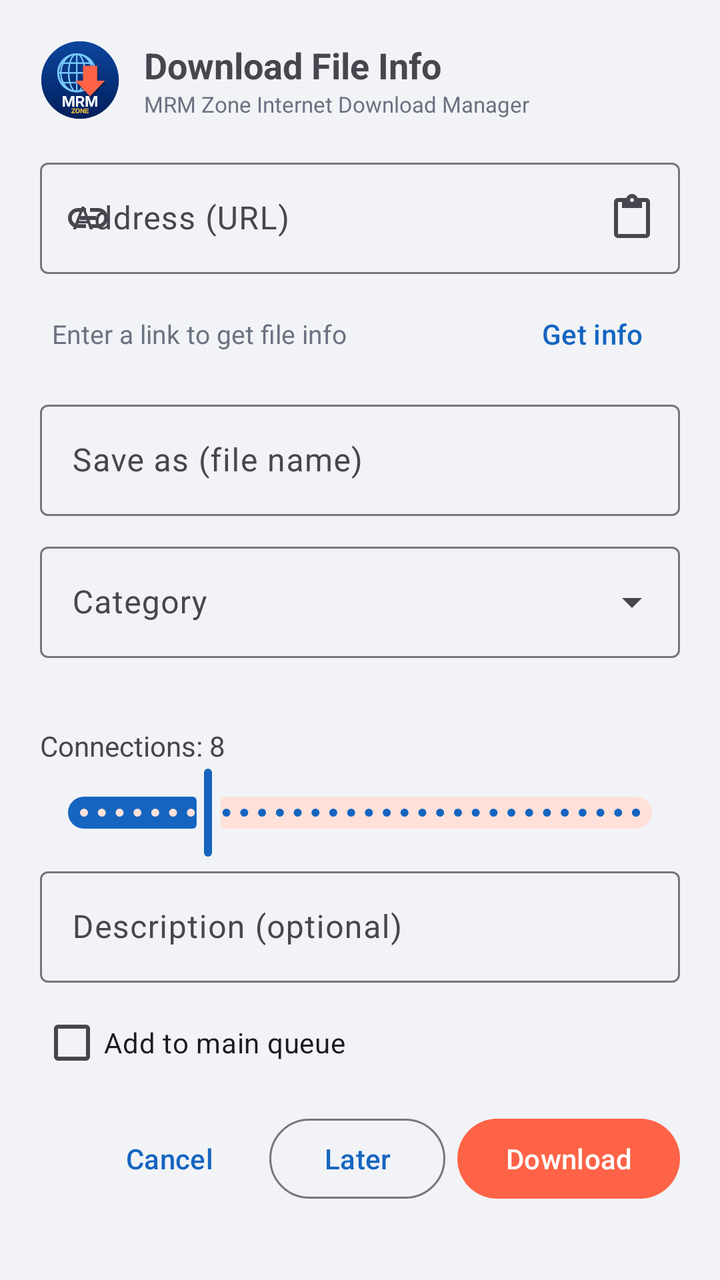
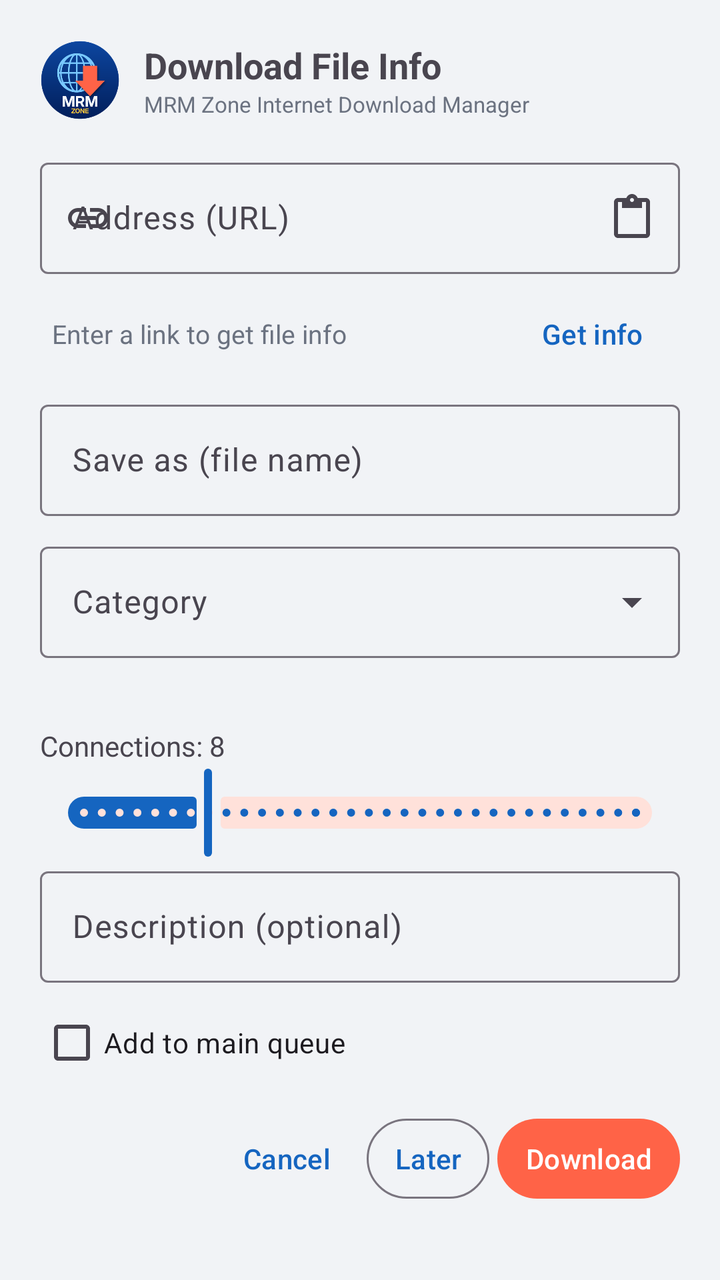

Compare the two renders of this Android layout. The source of the first and the diff that turns it into the second are given below.
<!-- AndroidManifest.xml: application theme Theme.MRM -->
<!-- res/layout/activity_add.xml -->
<?xml version="1.0" encoding="utf-8"?>
<ScrollView xmlns:android="http://schemas.android.com/apk/res/android"
    xmlns:app="http://schemas.android.com/apk/res-auto"
    android:layout_width="match_parent" android:layout_height="wrap_content">
    <LinearLayout
        android:layout_width="match_parent" android:layout_height="wrap_content"
        android:orientation="vertical" android:padding="20dp">

        <LinearLayout android:layout_width="match_parent" android:layout_height="wrap_content"
            android:orientation="horizontal" android:gravity="center_vertical">
            <ImageView android:layout_width="40dp" android:layout_height="40dp" android:src="@drawable/logo_mrm" />
            <LinearLayout android:layout_width="wrap_content" android:layout_height="wrap_content"
                android:orientation="vertical" android:layout_marginStart="12dp">
                <TextView android:layout_width="wrap_content" android:layout_height="wrap_content"
                    android:text="Download File Info" android:textSize="18sp" android:textStyle="bold" />
                <TextView android:layout_width="wrap_content" android:layout_height="wrap_content"
                    android:text="MRM Zone Internet Download Manager" android:textSize="11sp"
                    android:textColor="@color/text_secondary" />
            </LinearLayout>
        </LinearLayout>

        <com.google.android.material.textfield.TextInputLayout
            android:id="@+id/urlLayout"
            style="@style/Widget.Material3.TextInputLayout.OutlinedBox"
            android:layout_width="match_parent" android:layout_height="wrap_content"
            android:layout_marginTop="16dp" android:hint="Address (URL)"
            app:endIconMode="custom" app:endIconDrawable="@drawable/ic_paste"
            app:startIconDrawable="@drawable/ic_link">
            <com.google.android.material.textfield.TextInputEditText
                android:id="@+id/url" android:layout_width="match_parent" android:layout_height="wrap_content"
                android:inputType="textUri" android:maxLines="3" />
        </com.google.android.material.textfield.TextInputLayout>

        <LinearLayout android:layout_width="match_parent" android:layout_height="wrap_content"
            android:orientation="horizontal" android:gravity="center_vertical" android:layout_marginTop="6dp">
            <ProgressBar android:id="@+id/probing" style="?android:attr/progressBarStyleSmall"
                android:layout_width="18dp" android:layout_height="18dp" android:visibility="gone" />
            <TextView android:id="@+id/probeInfo" android:layout_width="0dp" android:layout_weight="1"
                android:layout_height="wrap_content" android:layout_marginStart="6dp"
                android:textSize="13sp" android:textColor="@color/text_secondary" android:text="Enter a link to get file info" />
            <com.google.android.material.button.MaterialButton android:id="@+id/btnProbe"
                style="@style/Widget.Material3.Button.TextButton"
                android:layout_width="wrap_content" android:layout_height="wrap_content" android:text="Get info" />
        </LinearLayout>

        <com.google.android.material.textfield.TextInputLayout
            style="@style/Widget.Material3.TextInputLayout.OutlinedBox"
            android:layout_width="match_parent" android:layout_height="wrap_content"
            android:layout_marginTop="6dp" android:hint="Save as (file name)">
            <com.google.android.material.textfield.TextInputEditText
                android:id="@+id/name" android:layout_width="match_parent" android:layout_height="wrap_content"
                android:inputType="text" android:maxLines="2" />
        </com.google.android.material.textfield.TextInputLayout>

        <com.google.android.material.textfield.TextInputLayout
            style="@style/Widget.Material3.TextInputLayout.OutlinedBox.ExposedDropdownMenu"
            android:layout_width="match_parent" android:layout_height="wrap_content"
            android:layout_marginTop="10dp" android:hint="Category">
            <AutoCompleteTextView android:id="@+id/category"
                android:layout_width="match_parent" android:layout_height="wrap_content"
                android:inputType="none" />
        </com.google.android.material.textfield.TextInputLayout>

        <TextView android:id="@+id/saveTo" android:layout_width="match_parent" android:layout_height="wrap_content"
            android:layout_marginTop="6dp" android:textSize="12sp" android:textColor="@color/text_secondary" />

        <TextView android:id="@+id/connLabel" android:layout_width="match_parent" android:layout_height="wrap_content"
            android:layout_marginTop="12dp" android:textSize="14sp" android:text="Connections: 8" />
        <com.google.android.material.slider.Slider android:id="@+id/conn"
            android:layout_width="match_parent" android:layout_height="wrap_content"
            android:valueFrom="1" android:valueTo="32" android:stepSize="1" android:value="8" />

        <com.google.android.material.textfield.TextInputLayout
            style="@style/Widget.Material3.TextInputLayout.OutlinedBox"
            android:layout_width="match_parent" android:layout_height="wrap_content"
            android:hint="Description (optional)">
            <com.google.android.material.textfield.TextInputEditText
                android:id="@+id/desc" android:layout_width="match_parent" android:layout_height="wrap_content" />
        </com.google.android.material.textfield.TextInputLayout>

        <CheckBox android:id="@+id/queue" android:layout_width="wrap_content" android:layout_height="wrap_content"
            android:layout_marginTop="6dp" android:text="Add to main queue" />

        <LinearLayout android:layout_width="match_parent" android:layout_height="wrap_content"
            android:orientation="horizontal" android:gravity="end|center_vertical" android:layout_marginTop="10dp"
            android:baselineAligned="false" android:paddingBottom="6dp">
            <com.google.android.material.button.MaterialButton android:id="@+id/btnCancel"
                style="@style/Widget.Material3.Button.TextButton"
                android:layout_width="wrap_content" android:layout_height="wrap_content" android:text="Cancel" />
            <com.google.android.material.button.MaterialButton android:id="@+id/btnLater"
                style="@style/Widget.Material3.Button.OutlinedButton"
                android:layout_width="wrap_content" android:layout_height="wrap_content"
                android:layout_marginStart="6dp" android:text="Later" />
            <com.google.android.material.button.MaterialButton android:id="@+id/btnStart"
                android:layout_width="wrap_content" android:layout_height="wrap_content"
                android:layout_marginStart="6dp" android:text="Download" android:maxLines="1"
                app:backgroundTint="@color/brand_orange" android:textColor="#FFFFFF" />
        </LinearLayout>
    </LinearLayout>
</ScrollView>
<!-- resources referenced by this layout -->
<resources>
  <color name="brand_orange">#FF6347</color>
  <color name="text_secondary">#6B7280</color>
  <!-- drawable ic_link (drawable) -->
  <vector xmlns:android="http://schemas.android.com/apk/res/android" android:width="24dp" android:height="24dp" android:viewportWidth="24" android:viewportHeight="24" android:tint="?attr/colorControlNormal">
      <path android:fillColor="@android:color/white" android:pathData="M3.9,12c0,-1.71 1.39,-3.1 3.1,-3.1h4V7H7c-2.76,0 -5,2.24 -5,5s2.24,5 5,5h4v-1.9H7c-1.71,0 -3.1,-1.39 -3.1,-3.1zM8,13h8v-2H8v2zM17,7h-4v1.9h4c1.71,0 3.1,1.39 3.1,3.1s-1.39,3.1 -3.1,3.1h-4V17h4c2.76,0 5,-2.24 5,-5s-2.24,-5 -5,-5z"/>
  </vector>
  <!-- drawable ic_paste (drawable) -->
  <vector xmlns:android="http://schemas.android.com/apk/res/android" android:width="24dp" android:height="24dp" android:viewportWidth="24" android:viewportHeight="24" android:tint="?attr/colorControlNormal">
      <path android:fillColor="@android:color/white" android:pathData="M19,2h-4.18C14.4,0.84 13.3,0 12,0c-1.3,0 -2.4,0.84 -2.82,2H5c-1.1,0 -2,0.9 -2,2v16c0,1.1 0.9,2 2,2h14c1.1,0 2,-0.9 2,-2V4c0,-1.1 -0.9,-2 -2,-2zM12,2c0.55,0 1,0.45 1,1s-0.45,1 -1,1 -1,-0.45 -1,-1 0.45,-1 1,-1zM19,20H5V4h2v3h10V4h2v16z"/>
  </vector>
  <!-- drawable logo_mrm: png bitmap (drawable-nodpi, 34009 bytes) -->
  <style name="Theme.MRM" parent="Theme.Material3.DayNight.NoActionBar">
          <item name="colorPrimary">@color/brand_blue</item>
          <item name="colorOnPrimary">#FFFFFF</item>
          <item name="colorPrimaryContainer">#D6E4FF</item>
          <item name="colorSecondary">@color/brand_orange</item>
          <item name="colorOnSecondary">#FFFFFF</item>
          <item name="colorSecondaryContainer">#FFE1DA</item>
          <item name="colorTertiary">@color/brand_gold</item>
          <item name="android:colorBackground">@color/bg</item>
          <item name="android:statusBarColor">@color/bar</item>
          <item name="android:windowLightStatusBar">false</item>
      </style>
  <color name="brand_blue">#1565C0</color>
  <color name="brand_gold">#FFC83C</color>
  <color name="bg">#F1F3F6</color>
  <color name="bar">#2B2F36</color>
</resources>

<!-- the commit's change to res/layout/activity_add.xml (unified diff, before → after) -->
@@ -84,16 +84,16 @@
         <LinearLayout android:layout_width="match_parent" android:layout_height="wrap_content"
             android:orientation="horizontal" android:gravity="end|center_vertical" android:layout_marginTop="10dp"
             android:baselineAligned="false" android:paddingBottom="6dp">
-            <com.google.android.material.button.MaterialButton android:id="@+id/btnCancel"
+            <com.google.android.material.button.MaterialButton android:id="@+id/btnCancel" android:paddingStart="14dp" android:paddingEnd="14dp" android:minWidth="0dp"
                 style="@style/Widget.Material3.Button.TextButton"
                 android:layout_width="wrap_content" android:layout_height="wrap_content" android:text="Cancel" />
-            <com.google.android.material.button.MaterialButton android:id="@+id/btnLater"
+            <com.google.android.material.button.MaterialButton android:id="@+id/btnLater" android:paddingStart="14dp" android:paddingEnd="14dp" android:minWidth="0dp"
                 style="@style/Widget.Material3.Button.OutlinedButton"
                 android:layout_width="wrap_content" android:layout_height="wrap_content"
-                android:layout_marginStart="6dp" android:text="Later" />
-            <com.google.android.material.button.MaterialButton android:id="@+id/btnStart"
+                android:layout_marginStart="4dp" android:text="Later" android:maxLines="1" />
+            <com.google.android.material.button.MaterialButton android:id="@+id/btnStart" android:paddingStart="14dp" android:paddingEnd="14dp" android:minWidth="0dp"
                 android:layout_width="wrap_content" android:layout_height="wrap_content"
-                android:layout_marginStart="6dp" android:text="Download" android:maxLines="1"
+                android:layout_marginStart="4dp" android:text="Download" android:maxLines="1"
                 app:backgroundTint="@color/brand_orange" android:textColor="#FFFFFF" />
         </LinearLayout>
     </LinearLayout>
